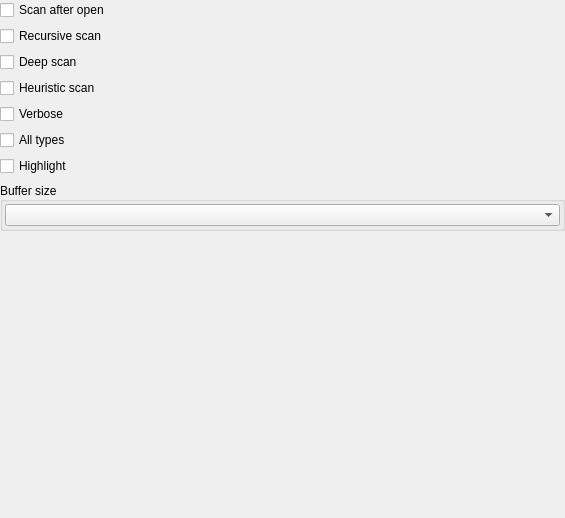
Above: nfdoptionswidget.ui from horsicq/nfd_widget before the change. Below: the same form after it.
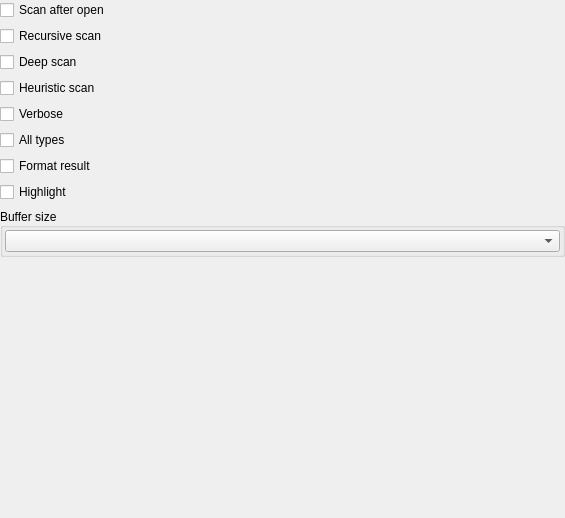
That is the form after the change.

Diff of the .ui file:
```diff
--- a/nfdoptionswidget.ui
+++ b/nfdoptionswidget.ui
@@ -101,6 +101,13 @@
          </property>
         </widget>
        </item>
+       <item>
+        <widget class="QCheckBox" name="checkBoxFormatResult">
+         <property name="text">
+          <string>Format result</string>
+         </property>
+        </widget>
+       </item>
        <item>
         <widget class="QCheckBox" name="checkBoxHighlight">
          <property name="text">
```
Left out of the diff: 8 changed lines with no effect on the pictures.
